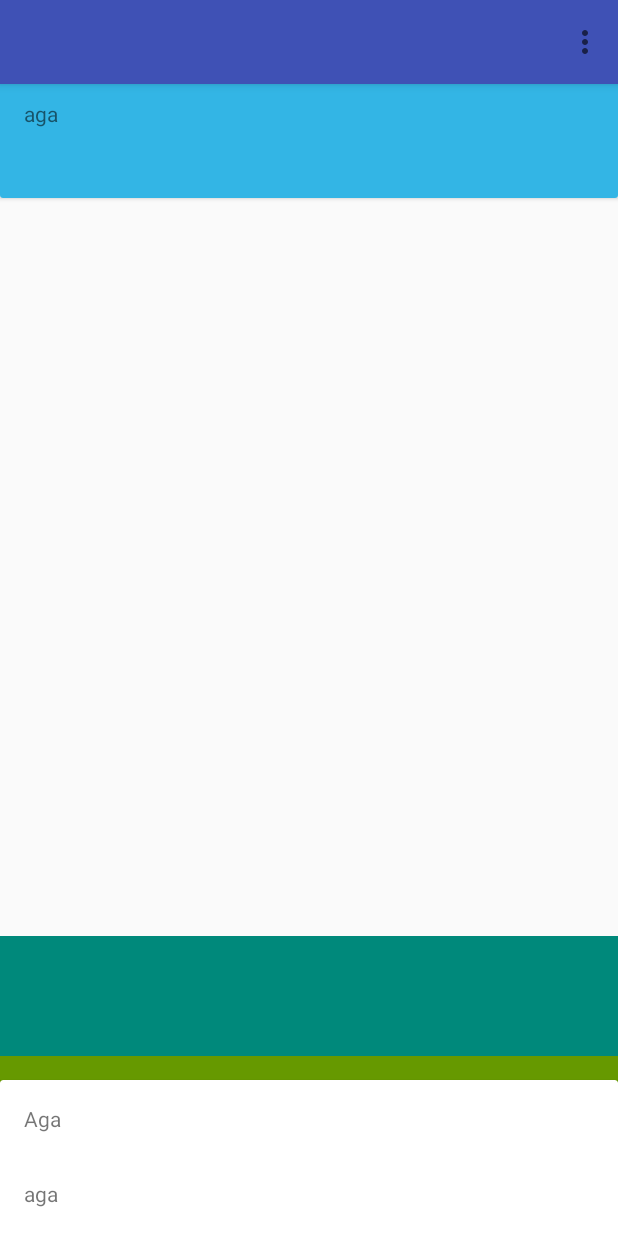
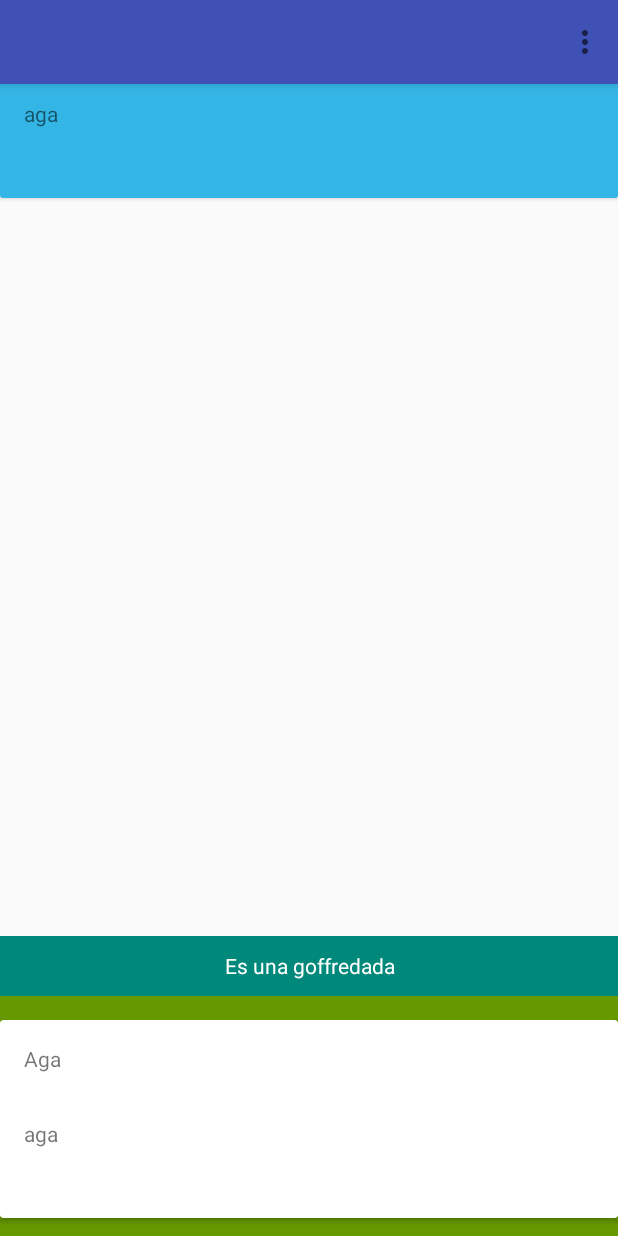
Before and after one commit to ismaelvayraglbnt-zz/CoordinatorBottomSheet, an Android app: the screen it shows after launch (MainActivity), after a tap on an icon or button, on a phone screen of 412 x 824 dp. Run offline under Robolectric (Android 15) with nearby library versions, the phone set to English and light mode, and no system bars; our stand-ins replace ButterKnife.

Commit message:
add parallax effect add some dimensions add alpha height effect

```diff
--- a/app/src/main/res/layout/bottom_panel_layout.xml
+++ b/app/src/main/res/layout/bottom_panel_layout.xml
@@ -16,7 +16,7 @@
         android:maxHeight="100dp"
         android:fitsSystemWindows="true"
         app:anchor_point="200dp"
-        app:end_animation_point="300dp"
+        app:end_animation_point="500dp"
         android:background="@android:color/transparent">
 
         <glbnt.com.coordinatorbottomsheetlib.views.BottomCollapsingToolbarLayout
@@ -36,27 +36,19 @@
         android:layout_width="match_parent"
         android:layout_height="wrap_content">
 
-        <include layout="@layout/scroll_panel" android:id="@+id/scroll_goffre"/>
-
-        <FrameLayout
+        <LinearLayout
+            android:orientation="vertical"
             android:layout_width="match_parent"
             android:layout_height="wrap_content">
 
-            <RelativeLayout
-                android:elevation="10dp"
-                android:id="@id/fake_toolbar"
-                android:background="@color/teal_700"
-                android:layout_width="match_parent"
-                android:layout_height="80dp" />
+            <include layout="@layout/frame_toolbar" />
+            <include layout="@layout/scroll_panel" android:id="@+id/scroll_goffre"/>
 
-            <android.support.v7.widget.Toolbar
-                android:id="@id/toolbar_bottom_panel"
-                app:layout_scrollFlags="scroll|exitUntilCollapsed"
-                android:background="@color/toolbar"
-                android:layout_width="match_parent"
-                android:layout_height="80dp" />
 
-        </FrameLayout>
+        </LinearLayout>
+
+
+
 
     </RelativeLayout>
 
--- /dev/null
+++ b/app/src/main/res/layout/frame_toolbar.xml
@@ -0,0 +1,37 @@
+<?xml version="1.0" encoding="utf-8"?>
+<FrameLayout
+    android:id="@id/toolbar_container"
+    android:layout_width="match_parent"
+    android:layout_height="wrap_content"
+    xmlns:android="http://schemas.android.com/apk/res/android"
+    xmlns:app="http://schemas.android.com/apk/res-auto">
+
+    <TextView
+        android:gravity="center"
+        android:layout_gravity="bottom"
+        android:background="@color/teal_700"
+        android:textColor="@android:color/white"
+        android:text="Es una goffredada"
+        android:layout_width="match_parent"
+        android:layout_height="40dp"/>
+
+    <glbnt.com.coordinatorbottomsheetlib.views.BottomToolbar
+        android:layout_gravity="bottom"
+        android:id="@id/toolbar_bottom_panel"
+        app:layout_scrollFlags="scroll|exitUntilCollapsed"
+        android:background="@color/toolbar"
+        android:layout_width="match_parent"
+        app:parallax_translation="40dp"
+        app:final_height="112dp"
+        android:layout_height="80dp" />
+    <RelativeLayout
+        android:layout_gravity="bottom"
+        android:elevation="10dp"
+        android:id="@id/fake_toolbar"
+        android:background="@color/teal_700"
+        android:layout_width="match_parent"
+        android:layout_height="80dp" />
+
+
+
+</FrameLayout>
--- a/app/src/main/res/layout/scroll_panel.xml
+++ b/app/src/main/res/layout/scroll_panel.xml
@@ -3,7 +3,6 @@
     android:layout_height="match_parent"
     android:layout_width="match_parent"
     android:background="@android:color/white"
-    android:layout_marginTop="80dp"
     xmlns:android="http://schemas.android.com/apk/res/android">
 
         <LinearLayout
--- a/coordinatorbottomsheetlib/src/main/java/glbnt/com/coordinatorbottomsheetlib/behaviors/ToolbarCustomBehavior.java
+++ b/coordinatorbottomsheetlib/src/main/java/glbnt/com/coordinatorbottomsheetlib/behaviors/ToolbarCustomBehavior.java
@@ -6,10 +6,12 @@ import android.support.design.widget.AppBarLayout;
 import android.support.design.widget.CoordinatorLayout;
 import android.util.AttributeSet;
 import android.view.View;
+import android.widget.FrameLayout;
 
 import glbnt.com.coordinatorbottomsheetlib.R;
 import glbnt.com.coordinatorbottomsheetlib.utils.BottomSheetUtils;
 import glbnt.com.coordinatorbottomsheetlib.views.BottomCollapsibleActionBar;
+import glbnt.com.coordinatorbottomsheetlib.views.BottomToolbar;
 
 /**
  * Created by ismaelvayra on 11/12/15.
@@ -23,6 +25,9 @@ public class ToolbarCustomBehavior extends AppBarLayout.ScrollingViewBehavior {
     private float startPoint;
     private float endPoint;
     private ValueAnimator mAnimator;
+    private float parallaxTranslation;
+    private float finalHeightToolbar;
+    private float initialHeightToolbar;
 
     public ToolbarCustomBehavior(Context context, AttributeSet attrs) {
         super(context, attrs);
@@ -40,8 +45,12 @@ public class ToolbarCustomBehavior extends AppBarLayout.ScrollingViewBehavior {
         boolean isBottomCollapsibleChild = dependency instanceof BottomCollapsibleActionBar;
         if(isBottomCollapsibleChild && (startPoint==0 || endPoint==0)) {
             BottomCollapsibleActionBar appBar = (BottomCollapsibleActionBar) dependency;
+            BottomToolbar toolbar = (BottomToolbar) child.findViewById(R.id.toolbar_bottom_panel);
             startPoint = appBar.getAnchorPoint();
             endPoint = appBar.getEndAnimationPoint();
+            parallaxTranslation = toolbar.getParallaxTranslation();
+            finalHeightToolbar = toolbar.getFinalHeight();
+            initialHeightToolbar = toolbar.getHeight();
         }
 
         return isBottomCollapsibleChild;
@@ -51,8 +60,23 @@ public class ToolbarCustomBehavior extends AppBarLayout.ScrollingViewBehavior {
     public boolean onDependentViewChanged(CoordinatorLayout parent, View child, View dependency) {
         if (dependency instanceof BottomCollapsibleActionBar) {
             float dependencyY = Math.abs(dependency.getY());
-            View customToolbar = child.findViewById(R.id.fake_toolbar);
-            customToolbar.setAlpha(BottomSheetUtils.getScaledAlpha(dependencyY, startPoint, endPoint));
+            View fakeToolbar = child.findViewById(R.id.fake_toolbar);
+            fakeToolbar.setAlpha(BottomSheetUtils.getScaledAlpha(dependencyY, startPoint, endPoint));
+
+            View bottomToolbar = child.findViewById(R.id.toolbar_bottom_panel);
+            float toolbarTranslation = BottomSheetUtils.getParallaxPosition(dependencyY, startPoint, endPoint, parallaxTranslation, bottomToolbar.getTranslationY());
+            bottomToolbar.setTranslationY(toolbarTranslation);
+            fakeToolbar.setTranslationY(toolbarTranslation);
+
+            FrameLayout.LayoutParams bottomToolbarLp = (FrameLayout.LayoutParams) bottomToolbar.getLayoutParams();
+            FrameLayout.LayoutParams fakeToolbarLp = (FrameLayout.LayoutParams) fakeToolbar.getLayoutParams();
+
+            float toolbarHeightFloat = BottomSheetUtils.getScrollingHeight(dependencyY, startPoint, endPoint, finalHeightToolbar, initialHeightToolbar);
+            bottomToolbarLp.height = -(int)toolbarHeightFloat;
+            fakeToolbarLp.height = -(int)toolbarHeightFloat;
+
+            bottomToolbar.setLayoutParams(bottomToolbarLp);
+            fakeToolbar.setLayoutParams(fakeToolbarLp);
         }
 
         return super.onDependentViewChanged(parent, child, dependency);
--- a/coordinatorbottomsheetlib/src/main/java/glbnt/com/coordinatorbottomsheetlib/utils/BottomSheetUtils.java
+++ b/coordinatorbottomsheetlib/src/main/java/glbnt/com/coordinatorbottomsheetlib/utils/BottomSheetUtils.java
@@ -19,4 +19,42 @@ public class BottomSheetUtils {
         return alpha;
     }
 
+    public static float getParallaxPosition(
+            float position,
+            float startPoint,
+            float endPoint,
+            float translationToDo,
+            float actualTranslation) {
+
+        float parallaxY;
+        if (position<startPoint) {
+            parallaxY = 0;
+        } else if (position >= startPoint && position <= endPoint) {
+            parallaxY = -(translationToDo/(endPoint-startPoint)) * position + ((translationToDo/(endPoint-startPoint))*startPoint);
+        } else {
+            parallaxY = actualTranslation;
+        }
+
+        return parallaxY;
+    }
+
+    public static float getScrollingHeight(
+            float position,
+            float startPoint,
+            float endPoint,
+            float translationToDo,
+            float actualTranslation) {
+
+        float parallaxY;
+        if (position<startPoint) {
+            parallaxY = actualTranslation;
+        } else if (position >= startPoint && position <= endPoint) {
+            parallaxY = -((translationToDo-actualTranslation)/(endPoint-startPoint)) * position + (((translationToDo-actualTranslation)/(endPoint-startPoint))*startPoint);
+        } else {
+            parallaxY = translationToDo;
+        }
+
+        return parallaxY;
+    }
+
 }
--- a/coordinatorbottomsheetlib/src/main/java/glbnt/com/coordinatorbottomsheetlib/views/BottomCollapsibleActionBar.java
+++ b/coordinatorbottomsheetlib/src/main/java/glbnt/com/coordinatorbottomsheetlib/views/BottomCollapsibleActionBar.java
@@ -55,6 +55,7 @@ public class BottomCollapsibleActionBar extends AppBarLayout {
             TypedArray attributes = getContext().obtainStyledAttributes(attrs, R.styleable.BottomCollapsibleActionBar);
             anchorPoint = attributes.getDimension(R.styleable.BottomCollapsibleActionBar_anchor_point, screenHeight/2);
             endAnimationPoint = attributes.getDimension(R.styleable.BottomCollapsibleActionBar_end_animation_point, (screenHeight/2+screenHeight/4));
+            attributes.recycle();
         } else {
             anchorPoint = screenHeight/2;
             endAnimationPoint = screenHeight/2+screenHeight/4;
@@ -120,14 +121,6 @@ public class BottomCollapsibleActionBar extends AppBarLayout {
 
         behavior = new AppBarLayoutSnapBehavior(anchorPoint, endAnimationPoint, screenHeight);
 
-
-        behavior.setDragCallback(new Behavior.DragCallback() {
-            @Override
-            public boolean canDrag(@NonNull AppBarLayout appBarLayout) {
-                return false;
-            }
-        });
-
         super.onAttachedToWindow();
     }
 
--- /dev/null
+++ b/coordinatorbottomsheetlib/src/main/java/glbnt/com/coordinatorbottomsheetlib/views/BottomToolbar.java
@@ -0,0 +1,54 @@
+package glbnt.com.coordinatorbottomsheetlib.views;
+
+import android.content.Context;
+import android.content.res.TypedArray;
+import android.support.v7.widget.Toolbar;
+import android.util.AttributeSet;
+
+import glbnt.com.coordinatorbottomsheetlib.R;
+
+/**
+ * Created by ismaelvayra on 18/12/15.
+ */
+public class BottomToolbar extends Toolbar {
+
+    private float parallaxTranslation;
+    private float finalHeight;
+
+    public BottomToolbar(Context context) {
+        super(context);
+    }
+
+    public BottomToolbar(Context context, AttributeSet attrs) {
+        super(context, attrs);
+        initCustomAttrs(attrs);
+    }
+
+    public BottomToolbar(Context context, AttributeSet attrs, int defStyleAttr) {
+        super(context, attrs, defStyleAttr);
+        initCustomAttrs(attrs);
+    }
+
+    private void initCustomAttrs(AttributeSet attrs) {
+        TypedArray attributes = getContext().obtainStyledAttributes(attrs, R.styleable.BottomToolbar);
+        parallaxTranslation = attributes.getDimension(R.styleable.BottomToolbar_parallax_translation, 0);
+        finalHeight = attributes.getDimension(R.styleable.BottomToolbar_final_height, 0);
+        attributes.recycle();
+    }
+
+    public float getParallaxTranslation() {
+        return parallaxTranslation;
+    }
+
+    public void setParallaxTranslation(float parallaxTranslation) {
+        this.parallaxTranslation = parallaxTranslation;
+    }
+
+    public float getFinalHeight() {
+        return finalHeight;
+    }
+
+    public void setFinalHeight(float finalHeight) {
+        this.finalHeight = finalHeight;
+    }
+}
--- a/coordinatorbottomsheetlib/src/main/res/values/attrs.xml
+++ b/coordinatorbottomsheetlib/src/main/res/values/attrs.xml
@@ -13,7 +13,13 @@
         <attr name="end_animation_point" format="dimension"/>
     </declare-styleable>
 
+    <declare-styleable name="BottomToolbar">
+        <attr name="parallax_translation" format="dimension"/>
+        <attr name="final_height" format="dimension"/>
+    </declare-styleable>
+
     <item type="id" name="fake_toolbar" />
     <item type="id" name="toolbar_bottom_panel" />
     <item type="id" name="layoutSpace" />
+    <item type="id" name="toolbar_container"/>
 </resources>
```
